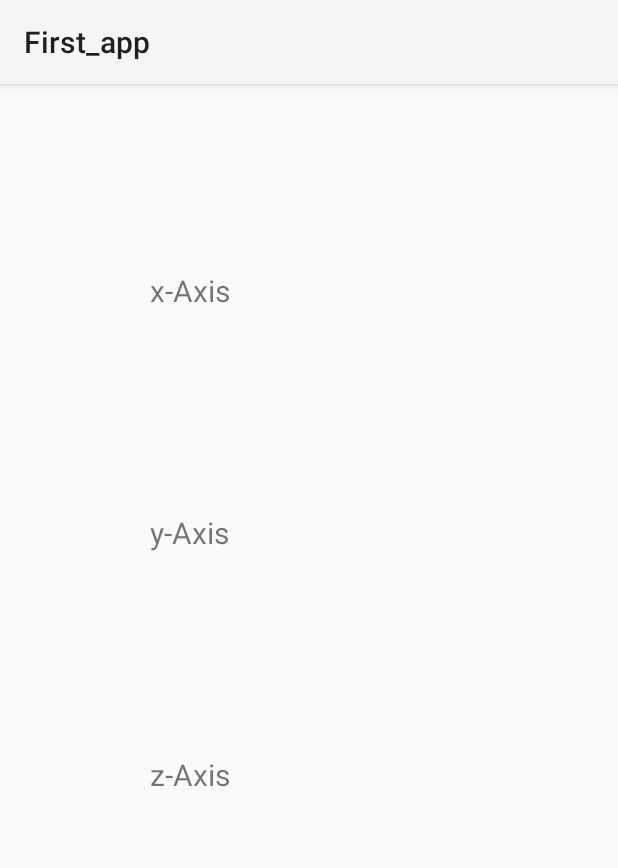
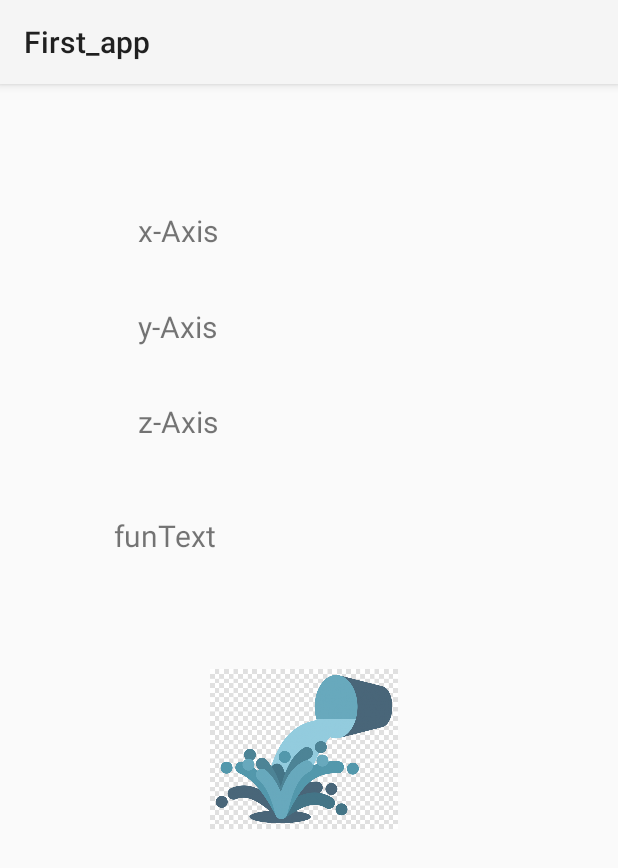
Before and after one commit to novasvensson/First_app, an Android app: the Accelerometer screen opened directly, with no data from a screen before it, on a phone screen of 412 x 824 dp. Shown: the top 868 px of the screen. Run offline under Robolectric (Android 15) with nearby library versions, the light colour scheme and no system bars.

Commit message:
Accelerometer funkar på emulatorn och har lagt till vattenglas som spiller om man lutar telefonen. Compass ska visa ost om riktning är österut men ej testat på telefon

```diff
--- a/app/src/main/java/com/example/first_app/Accelerometer.java
+++ b/app/src/main/java/com/example/first_app/Accelerometer.java
@@ -8,6 +8,8 @@ import android.hardware.SensorEvent;
 import android.hardware.SensorEventListener;
 import android.hardware.SensorManager;
 import android.os.Bundle;
+import android.provider.ContactsContract;
+import android.widget.ImageView;
 import android.widget.TextView;
 
 public class Accelerometer extends AppCompatActivity implements SensorEventListener {
@@ -17,7 +19,9 @@ public class Accelerometer extends AppCompatActivity implements SensorEventListe
     private SensorManager sensorManager;
     private Sensor accelerometerSensor;
 
-    TextView xVal, yVal, zVal;
+    private ImageView normalWater;
+    private ImageView splashWater;
+    TextView xVal, yVal, zVal, funText;
 
     @Override
     protected void onCreate(Bundle savedInstanceState) {
@@ -27,6 +31,10 @@ public class Accelerometer extends AppCompatActivity implements SensorEventListe
         xVal = (TextView) findViewById(R.id.xVal);
         yVal = (TextView) findViewById(R.id.yVal);
         zVal = (TextView) findViewById(R.id.zVal);
+        funText = (TextView) findViewById(R.id.funText);
+
+        splashWater = (ImageView) findViewById(R.id.imageView);
+        normalWater = (ImageView) findViewById(R.id.imageView2);
 
         sensorManager = (SensorManager) getSystemService(Context.SENSOR_SERVICE);
 
@@ -40,6 +48,16 @@ public class Accelerometer extends AppCompatActivity implements SensorEventListe
         xVal.setText("x-axiz: " + sensorEvent.values[0]);
         yVal.setText("y-axiz: " + sensorEvent.values[1]);
         zVal.setText("z-axiz: " + sensorEvent.values[2]);
+
+        if(sensorEvent.values[1] > 8 && sensorEvent.values[1] < 11){
+            funText.setText("Bra balans, du står upp");
+            splashWater.setImageAlpha(255);
+            normalWater.setImageAlpha(0);
+        } else {
+            funText.setText("Ställ dig upp!");
+            splashWater.setImageAlpha(0);
+            normalWater.setImageAlpha(255);
+        }
     }
 
     @Override
--- a/app/src/main/res/layout/activity_accelerometer.xml
+++ b/app/src/main/res/layout/activity_accelerometer.xml
@@ -8,11 +8,11 @@
 
     <TextView
         android:id="@+id/xVal"
-        android:layout_width="190dp"
-        android:layout_height="90dp"
+        android:layout_width="145dp"
+        android:layout_height="52dp"
         android:layout_centerHorizontal="true"
-        android:layout_marginStart="100dp"
-        android:layout_marginTop="124dp"
+        android:layout_marginStart="92dp"
+        android:layout_marginTop="84dp"
         android:text="x-Axis"
         android:textSize="20sp"
         app:layout_constraintStart_toStartOf="parent"
@@ -20,11 +20,11 @@
 
     <TextView
         android:id="@+id/yVal"
-        android:layout_width="190dp"
-        android:layout_height="90dp"
+        android:layout_width="143dp"
+        android:layout_height="47dp"
         android:layout_centerHorizontal="true"
-        android:layout_marginStart="100dp"
-        android:layout_marginTop="71dp"
+        android:layout_marginStart="92dp"
+        android:layout_marginTop="12dp"
         android:text="y-Axis"
         android:textSize="20sp"
         app:layout_constraintStart_toStartOf="parent"
@@ -32,13 +32,44 @@
 
     <TextView
         android:id="@+id/zVal"
-        android:layout_width="190dp"
-        android:layout_height="90dp"
+        android:layout_width="142dp"
+        android:layout_height="52dp"
         android:layout_centerHorizontal="true"
-        android:layout_marginStart="100dp"
-        android:layout_marginTop="71dp"
+        android:layout_marginStart="92dp"
+        android:layout_marginTop="16dp"
         android:text="z-Axis"
         android:textSize="20sp"
         app:layout_constraintStart_toStartOf="parent"
         app:layout_constraintTop_toBottomOf="@+id/yVal" />
+
+    <TextView
+        android:id="@+id/funText"
+        android:layout_width="wrap_content"
+        android:layout_height="wrap_content"
+        android:layout_marginStart="76dp"
+        android:layout_marginTop="24dp"
+        android:text="funText"
+        android:textSize="20sp"
+        app:layout_constraintStart_toStartOf="parent"
+        app:layout_constraintTop_toBottomOf="@+id/zVal" />
+
+    <ImageView
+        android:id="@+id/imageView"
+        android:layout_width="111dp"
+        android:layout_height="117dp"
+        android:layout_marginStart="152dp"
+        android:layout_marginTop="116dp"
+        app:layout_constraintStart_toStartOf="parent"
+        app:layout_constraintTop_toBottomOf="@+id/zVal"
+        app:srcCompat="@drawable/normal_img" />
+
+    <ImageView
+        android:id="@+id/imageView2"
+        android:layout_width="125dp"
+        android:layout_height="152dp"
+        android:layout_marginStart="140dp"
+        android:layout_marginTop="104dp"
+        app:layout_constraintStart_toStartOf="parent"
+        app:layout_constraintTop_toBottomOf="@+id/zVal"
+        app:srcCompat="@drawable/spilled_img" />
 </androidx.constraintlayout.widget.ConstraintLayout>
```
Also changed, not shown: app/src/main/java/com/example/first_app/Compass.java (+133 -51 lines), app/src/main/res/layout/activity_compass.xml (+15 -20 lines), app/src/main/res/drawable/cheese_img.png (added), app/src/main/res/drawable/normal_img.png (added), app/src/main/res/drawable/spilled_img.png (added), app/src/main/res/drawable/splash_img.png (added).
